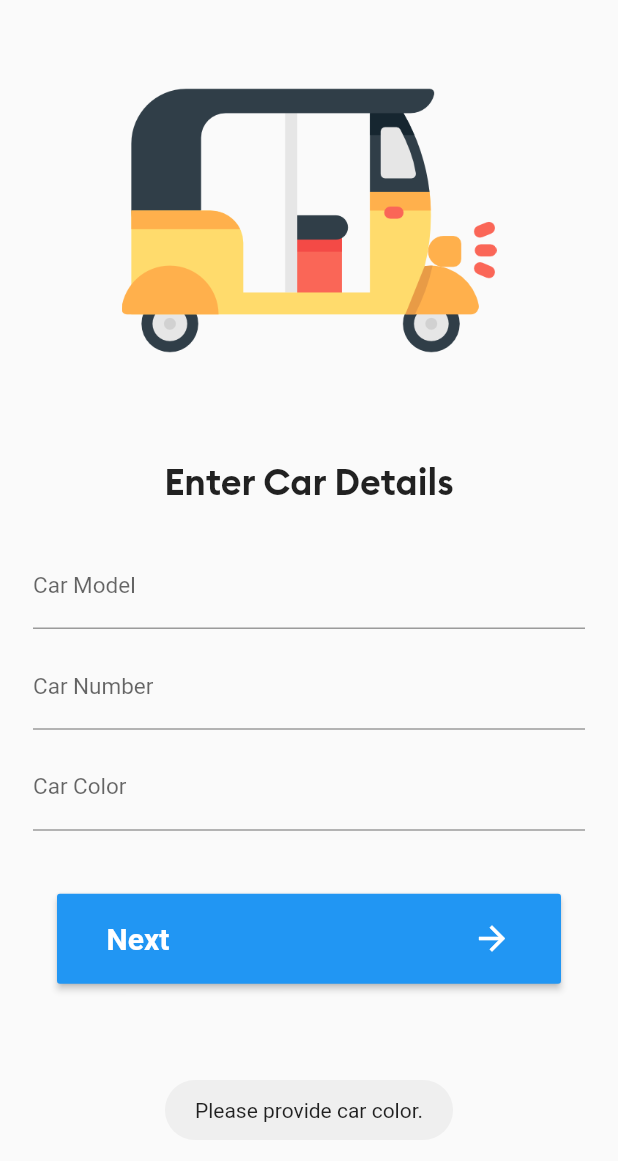
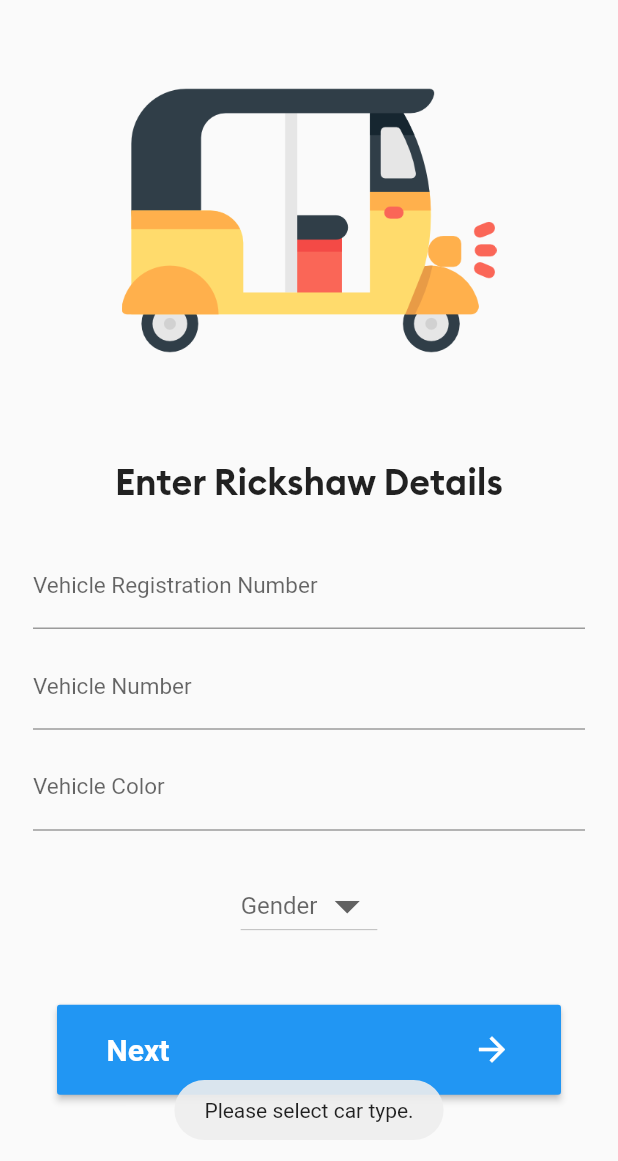
Before and after one commit to hitalithakur/TukTukDriver, a Flutter app: the CarInfoScreen screen opened by its route, after a tap on "Next", on a phone screen of 412 x 824 dp. Shown: the top 1161 px of the screen. Run offline on Flutter 3.47's test engine with Material 2 defaults, Android fonts, the phone set to English and light mode, and no system bars; our stand-ins replace assets_audio_player, firebase_auth, firebase_core, firebase_database, firebase_messaging, fluttertoast and 3 more; missing offline and left inert: flutter_geofire, flutter_polyline_points, maps_toolkit; accounts and stored records are empty.

Commit message:
First commit

```diff
--- a/lib/AllScreens/carInfoScreen.dart
+++ b/lib/AllScreens/carInfoScreen.dart
@@ -13,6 +13,8 @@ class CarInfoScreen extends StatelessWidget
   TextEditingController carNumberTextEditingController = TextEditingController();
   TextEditingController carColorTextEditingController = TextEditingController();
 
+  String selectedCarType;
+  List<String> carTypesList = ["male", "female"];
 
   @override
   Widget build(BuildContext context)
@@ -29,13 +31,13 @@ class CarInfoScreen extends StatelessWidget
                 child: Column(
                   children: [
                     SizedBox(height: 12.0,),
-                    Text("Enter Car Details", style: TextStyle(fontFamily: "Brand Bold", fontSize: 24.0),),
+                    Text("Enter Rickshaw Details", style: TextStyle(fontFamily: "Brand Bold", fontSize: 24.0),),
 
                     SizedBox(height: 26.0,),
                     TextField(
                       controller: carModelTextEditingController,
                       decoration: InputDecoration(
-                        labelText: "Car Model",
+                        labelText: "Vehicle Registration Number",
                         hintStyle: TextStyle(color: Colors.grey, fontSize: 10.0),
                       ),
                       style: TextStyle(fontSize: 15.0),
@@ -45,7 +47,7 @@ class CarInfoScreen extends StatelessWidget
                     TextField(
                       controller: carNumberTextEditingController,
                       decoration: InputDecoration(
-                        labelText: "Car Number",
+                        labelText: "Vehicle Number",
                         hintStyle: TextStyle(color: Colors.grey, fontSize: 10.0),
                       ),
                       style: TextStyle(fontSize: 15.0),
@@ -55,10 +57,30 @@ class CarInfoScreen extends StatelessWidget
                     TextField(
                       controller: carColorTextEditingController,
                       decoration: InputDecoration(
-                        labelText: "Car Color",
+                        labelText: "Vehicle Color",
                         hintStyle: TextStyle(color: Colors.grey, fontSize: 10.0),
                       ),
                       style: TextStyle(fontSize: 15.0),
+                    ),
+
+                    SizedBox(height: 26.0,),
+
+                    DropdownButton(
+                      iconSize: 40,
+                      hint: Text("Gender"),
+                      value: selectedCarType,
+                      onChanged: (newValue)
+                      {
+                        selectedCarType = newValue;
+                        displayToastMessage(selectedCarType, context);
+                      },
+                      items: carTypesList.map((car)
+                      {
+                        return DropdownMenuItem(
+                          child: new Text(car),
+                          value: car,
+                        );
+                      }).toList(),
                     ),
 
                     SizedBox(height: 42.0,),
@@ -79,6 +101,10 @@ class CarInfoScreen extends StatelessWidget
                           if(carColorTextEditingController.text.isEmpty)
                           {
                             displayToastMessage("Please provide car color.", context);
+                          }
+                          if(selectedCarType == null)
+                          {
+                            displayToastMessage("Please select car type.", context);
                           }
                           else
                           {
@@ -117,6 +143,7 @@ class CarInfoScreen extends StatelessWidget
       "car_color": carColorTextEditingController.text,
       "car_number": carNumberTextEditingController.text,
       "car_model": carModelTextEditingController.text,
+      "type": selectedCarType ,
     };
 
     driversRef.child(userId).child("car_details").set(carInfoMap);
```
Also changed, not shown: lib/congifMaps.dart (line endings or trailing spaces).
